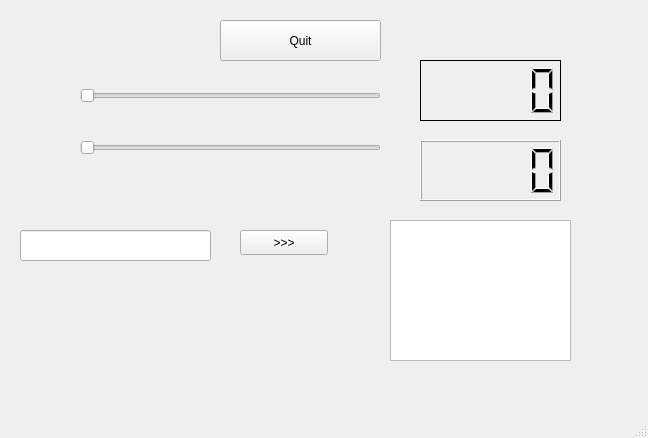
agostinhobritojr/dca1202, file helloqt/mainwindow.ui: the form before one commit.
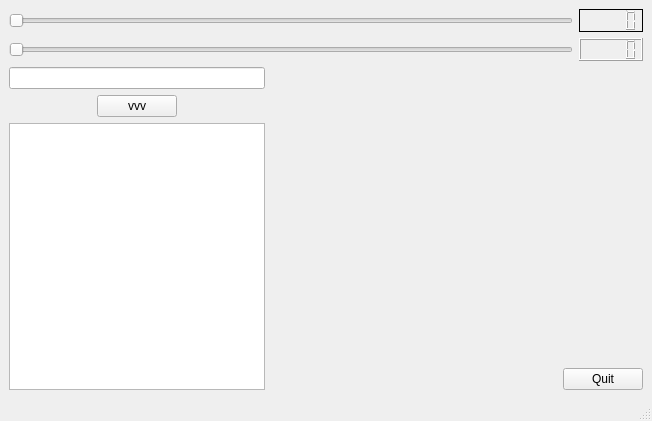
The form after the commit.

```diff
--- a/helloqt/mainwindow.ui
+++ b/helloqt/mainwindow.ui
@@ -6,23 +6,19 @@
    <rect>
     <x>0</x>
     <y>0</y>
-    <width>648</width>
-    <height>438</height>
+    <width>652</width>
+    <height>421</height>
    </rect>
   </property>
   <property name="windowTitle">
    <string>MainWindow</string>
   </property>
   <widget class="QWidget" name="centralwidget">
+   <layout class="QVBoxLayout" name="verticalLayout_3">
+    <item>
+     <layout class="QGridLayout" name="gridLayout">
+      <item row="0" column="0">
    <widget class="QSlider" name="horizontalSliderA">
-    <property name="geometry">
-     <rect>
-      <x>80</x>
-      <y>80</y>
-      <width>301</width>
-      <height>31</height>
-     </rect>
-    </property>
     <property name="orientation">
      <enum>Qt::Horizontal</enum>
     </property>
@@ -30,15 +26,9 @@
      <enum>QSlider::NoTicks</enum>
     </property>
    </widget>
+      </item>
+      <item row="0" column="1">
    <widget class="QLCDNumber" name="lcdNumberA">
-    <property name="geometry">
-     <rect>
-      <x>420</x>
-      <y>60</y>
-      <width>141</width>
-      <height>61</height>
-     </rect>
-    </property>
     <property name="frameShape">
      <enum>QFrame::Box</enum>
     </property>
@@ -46,75 +36,108 @@
      <enum>QFrame::Plain</enum>
     </property>
    </widget>
+      </item>
+      <item row="1" column="0">
    <widget class="QSlider" name="horizontalSliderB">
-    <property name="geometry">
-     <rect>
-      <x>80</x>
-      <y>140</y>
-      <width>301</width>
-      <height>16</height>
-     </rect>
-    </property>
     <property name="orientation">
      <enum>Qt::Horizontal</enum>
     </property>
    </widget>
-   <widget class="QLCDNumber" name="lcdNumberB">
-    <property name="geometry">
-     <rect>
-      <x>420</x>
-      <y>140</y>
-      <width>141</width>
-      <height>61</height>
-     </rect>
-    </property>
-   </widget>
+      </item>
+      <item row="1" column="1">
+       <widget class="QLCDNumber" name="lcdNumberB"/>
+      </item>
+     </layout>
+    </item>
+    <item>
+     <layout class="QHBoxLayout" name="horizontalLayout_2" stretch="0,100,0">
+      <item>
+       <layout class="QVBoxLayout" name="verticalLayout">
+        <item>
+         <widget class="QLineEdit" name="lineEditTexto"/>
+        </item>
+        <item>
+         <layout class="QHBoxLayout" name="horizontalLayout">
+          <item>
+           <spacer name="horizontalSpacer">
+            <property name="orientation">
+             <enum>Qt::Horizontal</enum>
+            </property>
+            <property name="sizeHint" stdset="0">
+             <size>
+              <width>40</width>
+              <height>20</height>
+             </size>
+            </property>
+           </spacer>
+          </item>
+          <item>
+           <widget class="QPushButton" name="pushButtonCopia">
+            <property name="text">
+             <string>vvv</string>
+            </property>
+           </widget>
+          </item>
+          <item>
+           <spacer name="horizontalSpacer_2">
+            <property name="orientation">
+             <enum>Qt::Horizontal</enum>
+            </property>
+            <property name="sizeHint" stdset="0">
+             <size>
+              <width>40</width>
+              <height>20</height>
+             </size>
+            </property>
+           </spacer>
+          </item>
+         </layout>
+        </item>
+        <item>
+         <widget class="QTextEdit" name="textEditTexto"/>
+        </item>
+       </layout>
+      </item>
+      <item>
+       <spacer name="horizontalSpacer_3">
+        <property name="orientation">
+         <enum>Qt::Horizontal</enum>
+        </property>
+        <property name="sizeHint" stdset="0">
+         <size>
+          <width>40</width>
+          <height>20</height>
+         </size>
+        </property>
+       </spacer>
+      </item>
+      <item>
+       <layout class="QVBoxLayout" name="verticalLayout_2">
+        <item>
+         <spacer name="verticalSpacer">
+          <property name="orientation">
+           <enum>Qt::Vertical</enum>
+          </property>
+          <property name="sizeHint" stdset="0">
+           <size>
+            <width>20</width>
+            <height>40</height>
+           </size>
+          </property>
+         </spacer>
+        </item>
+        <item>
    <widget class="QPushButton" name="pushButtonQuit">
-    <property name="geometry">
-     <rect>
-      <x>220</x>
-      <y>20</y>
-      <width>161</width>
-      <height>41</height>
-     </rect>
-    </property>
     <property name="text">
      <string>Quit</string>
     </property>
    </widget>
-   <widget class="QLineEdit" name="lineEditTexto">
-    <property name="geometry">
-     <rect>
-      <x>20</x>
-      <y>230</y>
-      <width>191</width>
-      <height>31</height>
-     </rect>
-    </property>
-   </widget>
-   <widget class="QPushButton" name="pushButtonCopia">
-    <property name="geometry">
-     <rect>
-      <x>240</x>
-      <y>230</y>
-      <width>88</width>
-      <height>25</height>
-     </rect>
-    </property>
-    <property name="text">
-     <string>&gt;&gt;&gt;</string>
-    </property>
-   </widget>
-   <widget class="QTextEdit" name="textEditTexto">
-    <property name="geometry">
-     <rect>
-      <x>390</x>
-      <y>220</y>
-      <width>181</width>
-      <height>141</height>
-     </rect>
-    </property>
-   </widget>
+        </item>
+       </layout>
+      </item>
+     </layout>
+    </item>
+   </layout>
   </widget>
   <widget class="QMenuBar" name="menubar">
    <property name="geometry">
```
Left out of the diff: 2 changed lines with no effect on the pictures. Lines whose indentation alone changed are shown as unchanged.
